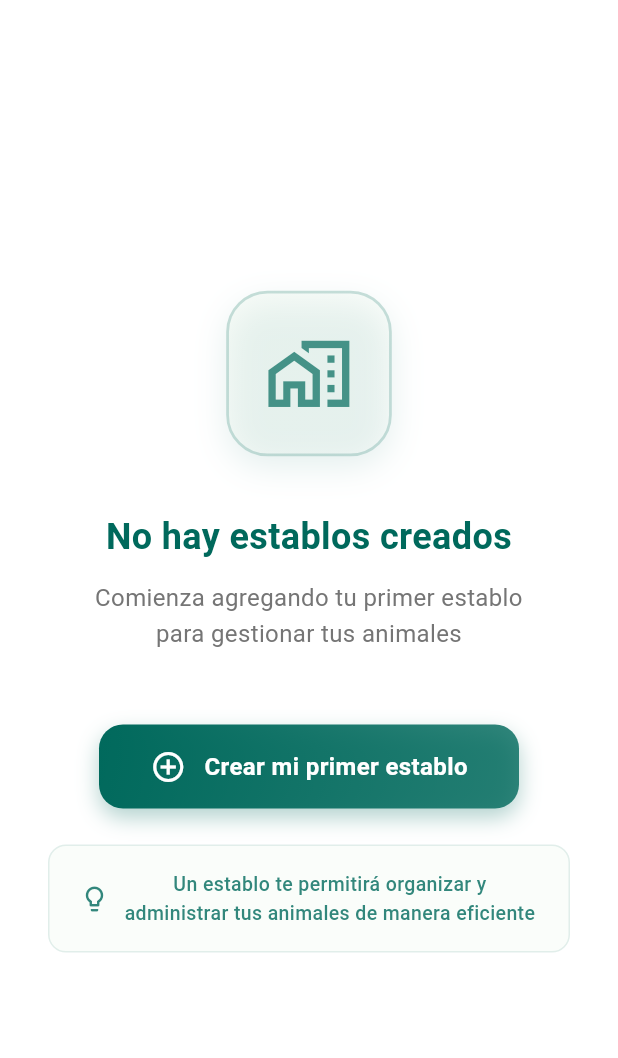
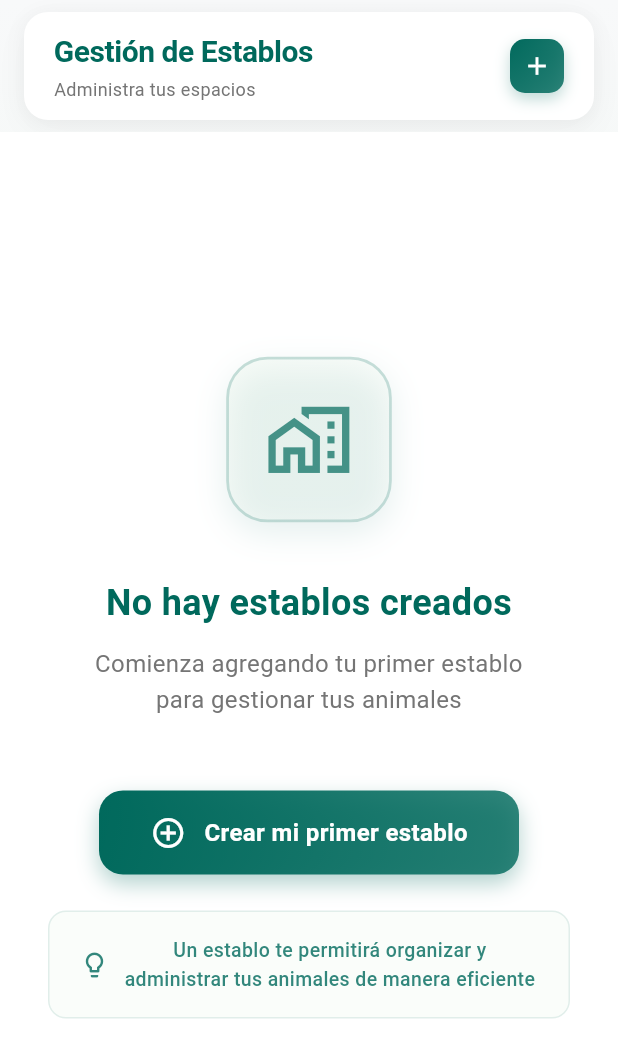
Before and after one commit to 1ASI0732-Grupo-3/Mobile--VacApp, a Flutter app: the StablePage screen opened directly, on a phone screen of 412 x 824 dp. Shown: the top 1058 px of the screen. Run offline on Flutter 3.47's test engine with Material 3 defaults, Android fonts, the light colour scheme and no system bars; our stand-ins replace connectivity_plus, flutter_bloc, flutter_local_notifications, image_picker, permission_handler, qr_flutter and 3 more; accounts and stored records are empty; network calls fail.

Commit message:
Feat(stables): new style stables page

```diff
--- a/lib/features/stables/presentation/pages/stable_page.dart
+++ b/lib/features/stables/presentation/pages/stable_page.dart
@@ -1089,6 +1089,97 @@ class _StablePageState extends State<StablePage> with SingleTickerProviderStateM
           ),
         ),
         child: SafeArea(
+          child: Column(
+            children: [
+              // Header estilo "isla" compacto
+              Container(
+                margin: const EdgeInsets.fromLTRB(16, 8, 16, 8),
+                padding: const EdgeInsets.symmetric(horizontal: 20, vertical: 12),
+                decoration: BoxDecoration(
+                  color: Colors.white,
+                  borderRadius: BorderRadius.circular(16),
+                  boxShadow: [
+                    BoxShadow(
+                      color: Colors.black.withOpacity(0.05),
+                      blurRadius: 10,
+                      offset: const Offset(0, 2),
+                      spreadRadius: 0,
+                    ),
+                    BoxShadow(
+                      color: Colors.black.withOpacity(0.02),
+                      blurRadius: 20,
+                      offset: const Offset(0, 8),
+                      spreadRadius: 0,
+                    ),
+                  ],
+                ),
+                child: Row(
+                  children: [
+                    Expanded(
+                      child: Column(
+                        crossAxisAlignment: CrossAxisAlignment.start,
+                        mainAxisSize: MainAxisSize.min,
+                        children: [
+                          Text(
+                            'Gestión de Establos',
+                            style: TextStyle(
+                              fontSize: 20,
+                              fontWeight: FontWeight.w700,
+                              color: primary,
+                              letterSpacing: -0.3,
+                            ),
+                          ),
+                          const SizedBox(height: 2),
+                          Text(
+                            'Administra tus espacios',
+                            style: TextStyle(
+                              fontSize: 12,
+                              color: Colors.grey.shade600,
+                              fontWeight: FontWeight.w400,
+                            ),
+                          ),
+                        ],
+                      ),
+                    ),
+                    const SizedBox(width: 12),
+                    Container(
+                      height: 36,
+                      width: 36,
+                      decoration: BoxDecoration(
+                        gradient: LinearGradient(
+                          colors: [primary, primary.withOpacity(0.8)],
+                          begin: Alignment.topLeft,
+                          end: Alignment.bottomRight,
+                        ),
+                        borderRadius: BorderRadius.circular(10),
+                        boxShadow: [
+                          BoxShadow(
+                            color: primary.withOpacity(0.25),
+                            blurRadius: 8,
+                            offset: const Offset(0, 4),
+                            spreadRadius: 0,
+                          ),
+                        ],
+                      ),
+                      child: Material(
+                        color: Colors.transparent,
+                        child: InkWell(
+                          borderRadius: BorderRadius.circular(10),
+                          onTap: _goToCreate,
+                          child: const Icon(
+                            Icons.add,
+                            color: Colors.white,
+                            size: 20,
+                          ),
+                        ),
+                      ),
+                    ),
+                  ],
+                ),
+              ),
+
+              // Contenido principal
+              Expanded(
                 child: _isLoading
                     ? _buildLoadingAnimation()
                     : _stables.isEmpty
@@ -1096,52 +1187,11 @@ class _StablePageState extends State<StablePage> with SingleTickerProviderStateM
                         : RefreshIndicator(
                             onRefresh: _refreshStables,
                             child: ListView.separated(
-                      padding: const EdgeInsets.fromLTRB(16, 24, 16, 16),
+                              padding: const EdgeInsets.fromLTRB(16, 8, 16, 100),
                               separatorBuilder: (_, __) => const SizedBox(height: 12),
-                      itemCount: _stables.length + 1,
+                              itemCount: _stables.length,
                               itemBuilder: (context, index) {
-                        if (index == 0) {
-                          return Padding(
-                            padding: const EdgeInsets.only(bottom: 24),
-                            child: Row(
-                              mainAxisAlignment: MainAxisAlignment.end,
-                              children: [
-                                Container(
-                                  height: 48,
-                                  width: 48,
-                                  decoration: BoxDecoration(
-                                    gradient: LinearGradient(
-                                      colors: [primary, primary.withOpacity(0.8)],
-                                      begin: Alignment.topLeft,
-                                      end: Alignment.bottomRight,
-                                    ),
-                                    borderRadius: BorderRadius.circular(12),
-                                    boxShadow: [
-                                      BoxShadow(
-                                        color: primary.withOpacity(0.3),
-                                        blurRadius: 8,
-                                        offset: const Offset(0, 4),
-                                      ),
-                                    ],
-                                  ),
-                                  child: IconButton(
-                                    onPressed: _goToCreate,
-                                    icon: const Text(
-                                      '+',
-                                      style: TextStyle(
-                                        color: Colors.white,
-                                        fontSize: 24,
-                                        fontWeight: FontWeight.bold,
-                                      ),
-                                    ),
-                                  ),
-                                ),
-                              ],
-                            ),
-                          );
-                        }
-
-                        final stable = _stables[index - 1];
+                                final stable = _stables[index];
                                 final bovinoCount = _bovinoCount[stable.id] ?? 0;
                                 final percentage = _animatedBovinoPercent[stable.id] ?? 0.0;
                                 final isAlmostFull = percentage >= 0.8; // 80% o más
@@ -1160,20 +1210,31 @@ class _StablePageState extends State<StablePage> with SingleTickerProviderStateM
                                         padding: const EdgeInsets.all(20),
                                         decoration: BoxDecoration(
                                           color: Colors.white,
-                                  borderRadius: BorderRadius.circular(16),
+                                          borderRadius: BorderRadius.circular(20), // Bordes más redondeados
                                           border: (isAlmostFull || isNearlyFull)
                                               ? Border.all(
                                                   color: isFull ? Colors.red.shade300 : Colors.orange.shade300,
                                                   width: 2,
                                                 )
-                                      : null,
+                                              : Border.all(
+                                                  color: Colors.grey.shade200, // Borde sutil siempre presente
+                                                  width: 1,
+                                                ),
                                           boxShadow: [
                                             BoxShadow(
                                               color: (isAlmostFull || isNearlyFull)
                                                   ? (isFull ? Colors.red.withOpacity(0.2) : Colors.orange.withOpacity(0.2))
-                                          : Colors.black.withOpacity(0.1),
-                                      blurRadius: (isAlmostFull || isNearlyFull) ? 15 : 10,
-                                      offset: const Offset(0, 4),
+                                                  : Colors.black.withOpacity(0.08), // Sombra más sutil
+                                              blurRadius: (isAlmostFull || isNearlyFull) ? 15 : 12,
+                                              offset: const Offset(0, 6), // Sombra ligeramente más pronunciada
+                                              spreadRadius: 0,
+                                            ),
+                                            // Sombra adicional para más profundidad
+                                            BoxShadow(
+                                              color: Colors.black.withOpacity(0.04),
+                                              blurRadius: 6,
+                                              offset: const Offset(0, 2),
+                                              spreadRadius: 0,
                                             ),
                                           ],
                                         ),
@@ -1425,13 +1486,21 @@ class _StablePageState extends State<StablePage> with SingleTickerProviderStateM
                                       height: 44,
                                       margin: const EdgeInsets.only(right: 8),
                                       decoration: BoxDecoration(
-                                        border: Border.all(color: primary),
-                                        borderRadius: BorderRadius.circular(8),
+                                        border: Border.all(color: primary, width: 1.5),
+                                        borderRadius: BorderRadius.circular(12), // Bordes más redondeados
+                                        color: Colors.white,
+                                        boxShadow: [
+                                          BoxShadow(
+                                            color: primary.withOpacity(0.1),
+                                            blurRadius: 4,
+                                            offset: const Offset(0, 2),
+                                          ),
+                                        ],
                                       ),
                                       child: Material(
                                         color: Colors.transparent,
                                         child: InkWell(
-                                          borderRadius: BorderRadius.circular(8),
+                                          borderRadius: BorderRadius.circular(12), // Consistente con el contenedor
                                           onTap: () => _goToEdit(stable),
                                           child: Center(
                                             child: Row(
@@ -1465,13 +1534,21 @@ class _StablePageState extends State<StablePage> with SingleTickerProviderStateM
                                       height: 44,
                                       margin: const EdgeInsets.only(left: 8),
                                       decoration: BoxDecoration(
-                                        border: Border.all(color: Colors.red.shade400),
-                                        borderRadius: BorderRadius.circular(8),
+                                        border: Border.all(color: Colors.red.shade400, width: 1.5),
+                                        borderRadius: BorderRadius.circular(12), // Bordes más redondeados
+                                        color: Colors.white,
+                                        boxShadow: [
+                                          BoxShadow(
+                                            color: Colors.red.withOpacity(0.1),
+                                            blurRadius: 4,
+                                            offset: const Offset(0, 2),
+                                          ),
+                                        ],
                                       ),
                                       child: Material(
                                         color: Colors.transparent,
                                         child: InkWell(
-                                          borderRadius: BorderRadius.circular(8),
+                                          borderRadius: BorderRadius.circular(12), // Consistente con el contenedor
                                           onTap: () => _goToDelete(stable),
                                           child: Center(
                                             child: Row(
@@ -1508,6 +1585,10 @@ class _StablePageState extends State<StablePage> with SingleTickerProviderStateM
                         );
                       },
                     ),
+
+                  ),
+                ),
+            ],
           ),
         ),
       ),
```
Lines whose indentation alone changed are shown as unchanged.
